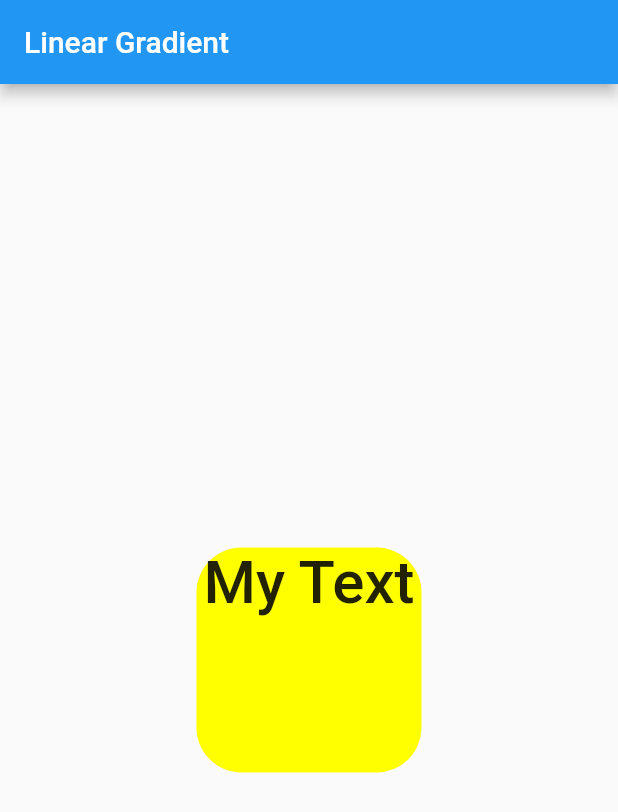
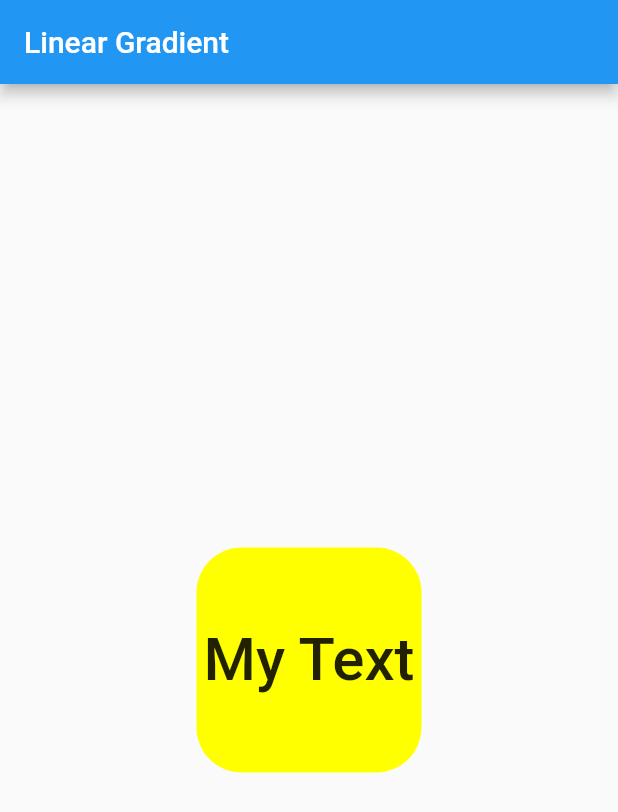
Before and after one commit to Tosin8/random_practice, a Flutter app: the screen it shows after launch, on a phone screen of 412 x 824 dp. Shown: the top 812 px of the screen. Run offline on Flutter 3.47's test engine with Material 2 defaults, Android fonts, the phone set to English and light mode, and no system bars.

Commit message:
Adding Center Widget

```diff
--- a/lib/main.dart
+++ b/lib/main.dart
@@ -16,7 +16,7 @@ class MyApp extends StatelessWidget {
       theme: ThemeData(
         primarySwatch: Colors.blue,
       ),
-      home: Linear_Gradient(),
+      home: const Linear_Gradient(),
     );
   }
 }
--- a/lib/practice.dart
+++ b/lib/practice.dart
@@ -13,24 +13,24 @@ class _Linear_GradientState extends State<Linear_Gradient> {
     return Scaffold(
         appBar: AppBar(
           title: const Text('Linear Gradient'),
-          centerTile:
         ),
         body: Center(
             child: Container(
                 height: 150,
                 width: 150,
-
                 decoration: BoxDecoration(
                   borderRadius: BorderRadius.circular(30),
                   color: Colors.yellowAccent,
                 ),
-                child: const Text(
+                child: const Center(
+                  child: Text(
                     'My Text',
                     style: TextStyle(
                       fontSize: 40,
                       fontWeight: FontWeight.w500,
                     ),
                     textAlign: TextAlign.center,
+                  ),
                 ))));
   }
 }
```
Lines whose indentation alone changed are shown as unchanged.
